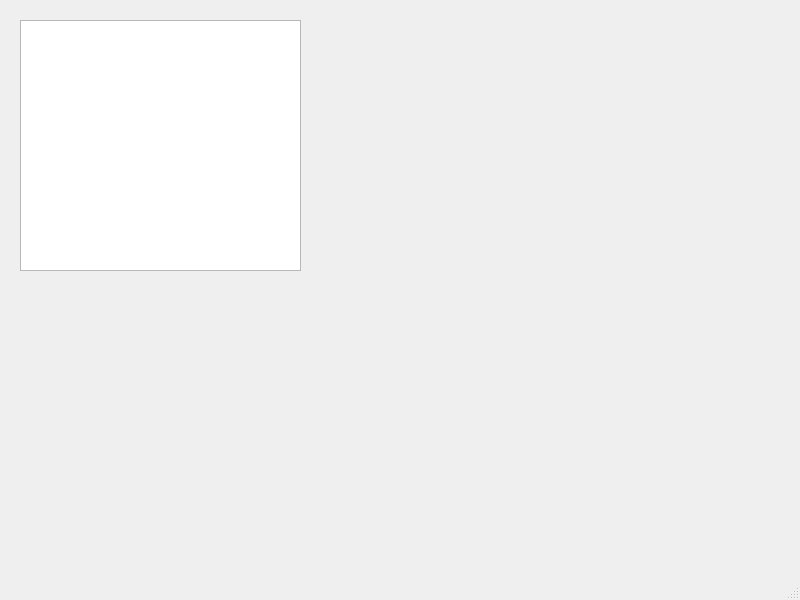
Old version of the form student/12/numbers_gui/mainwindow.ui in the repository teanre/programming-2-projects.
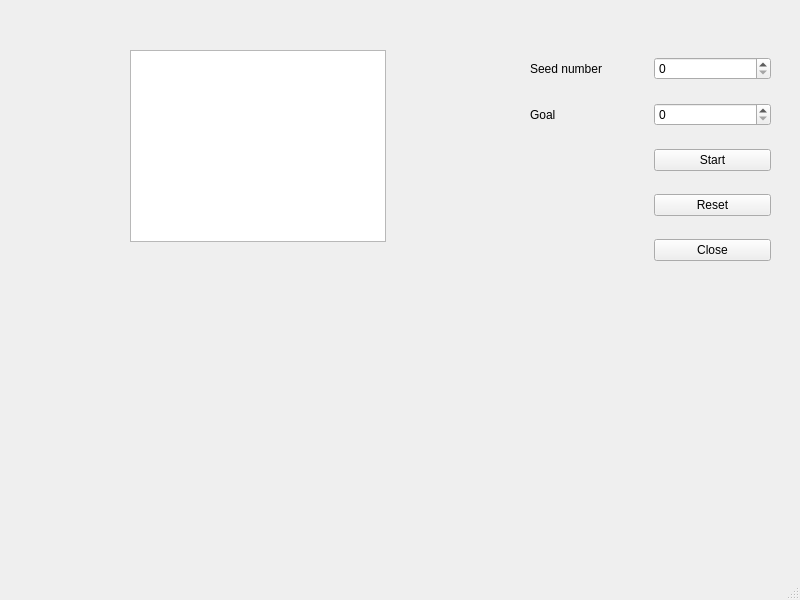
New version of the form.

```diff
--- a/student/12/numbers_gui/mainwindow.ui
+++ b/student/12/numbers_gui/mainwindow.ui
@@ -14,13 +14,66 @@
    <string>MainWindow</string>
   </property>
   <widget class="QWidget" name="centralwidget">
+   <widget class="QWidget" name="gridLayoutWidget">
+    <property name="geometry">
+     <rect>
+      <x>530</x>
+      <y>40</y>
+      <width>241</width>
+      <height>241</height>
+     </rect>
+    </property>
+    <layout class="QGridLayout" name="gridLayout">
+     <item row="4" column="1">
+      <widget class="QPushButton" name="pushButton">
+       <property name="text">
+        <string>Start</string>
+       </property>
+      </widget>
+     </item>
+     <item row="3" column="0">
+      <widget class="QLabel" name="label">
+       <property name="text">
+        <string>Goal</string>
+       </property>
+      </widget>
+     </item>
+     <item row="1" column="1">
+      <widget class="QSpinBox" name="seedNumberBox"/>
+     </item>
+     <item row="3" column="1">
+      <widget class="QSpinBox" name="goalNumberBox"/>
+     </item>
+     <item row="5" column="1">
+      <widget class="QPushButton" name="pushButton_2">
+       <property name="text">
+        <string>Reset</string>
+       </property>
+      </widget>
+     </item>
+     <item row="1" column="0">
+      <widget class="QLabel" name="label_2">
+       <property name="text">
+        <string>Seed number</string>
+       </property>
+      </widget>
+     </item>
+     <item row="6" column="1">
+      <widget class="QPushButton" name="closeButton">
+       <property name="text">
+        <string>Close</string>
+       </property>
+      </widget>
+     </item>
+    </layout>
+   </widget>
    <widget class="QGraphicsView" name="graphicsView">
     <property name="geometry">
      <rect>
-      <x>20</x>
-      <y>20</y>
-      <width>281</width>
-      <height>251</height>
+      <x>130</x>
+      <y>50</y>
+      <width>256</width>
+      <height>192</height>
      </rect>
     </property>
    </widget>
```
